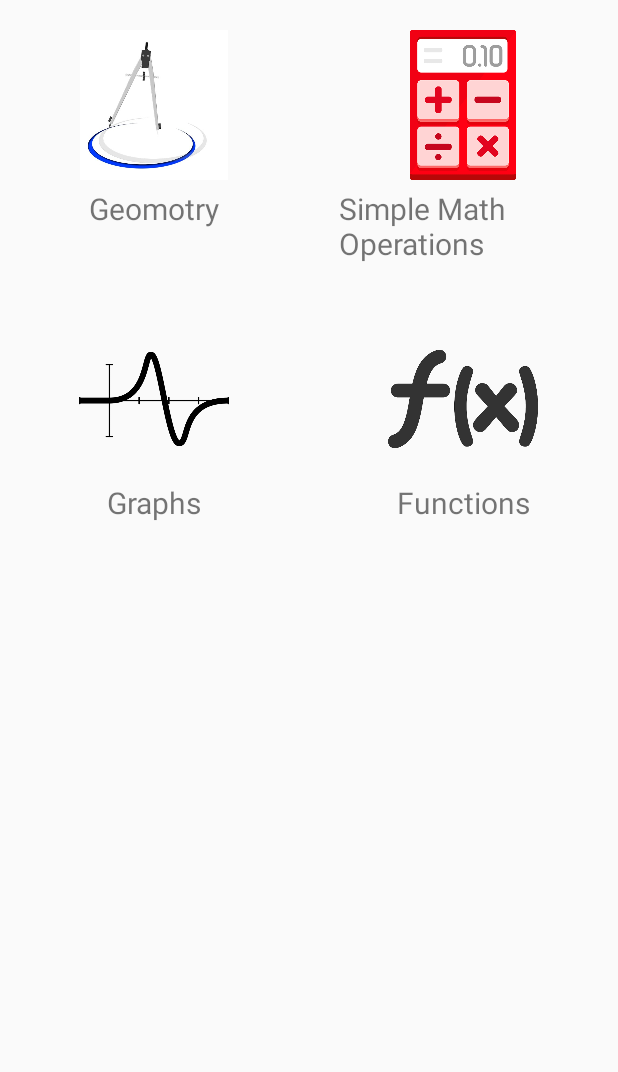
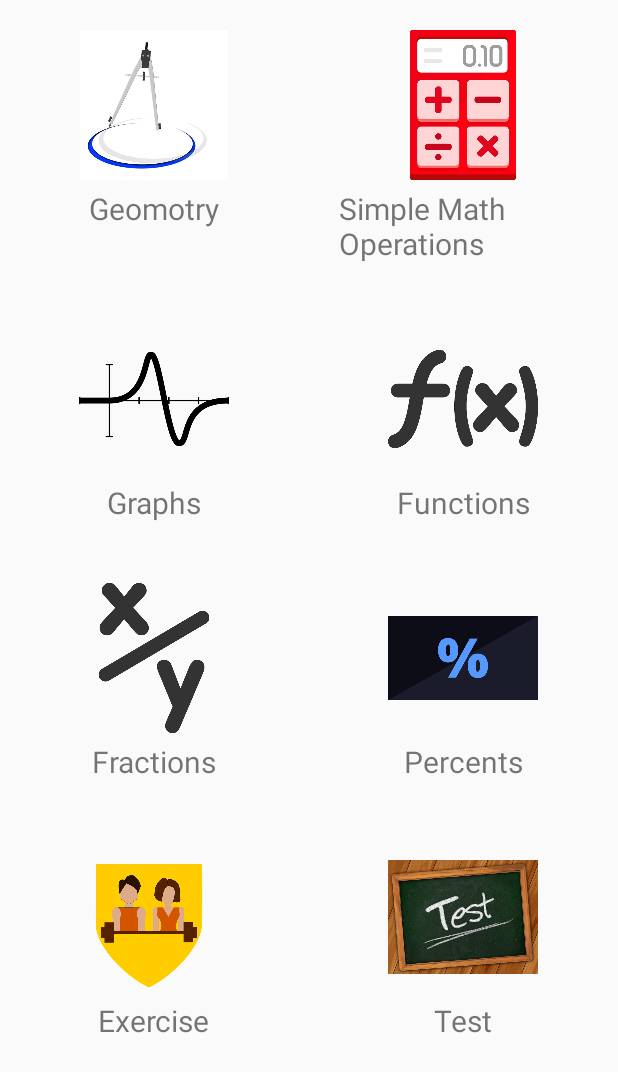
Before and after one commit to Cpt-Aramus/Math_Made_Simple, an Android app: the MainMenu screen opened directly, with no data from a screen before it, on a phone screen of 412 x 824 dp. Shown: the top 1072 px of the screen. Run offline under Robolectric (Android 15) with nearby library versions, the phone set to English and light mode, and no system bars.

Commit message:
Commit 4 - Added 4 more topics to MainMenu.java

```diff
--- a/app/src/main/java/MainMenu/MainMenu.java
+++ b/app/src/main/java/MainMenu/MainMenu.java
@@ -14,9 +14,9 @@ public class MainMenu extends AppCompatActivity {
 
     GridView gridViewMainMenu;
 
-    String[] itemsMainMenu = {"Geomotry", "Simple Math Operations", "Graphs", "Functions"};
+    String[] itemsMainMenu = {"Geomotry", "Simple Math Operations", "Graphs", "Functions", "Fractions", "Percents", "Exercise", "Test"};
 
-    int[] pictureItemsMainMenuIDs = {R.drawable.logo_geometry, R.drawable.logo_simple_math_operations,R.drawable.logo_graphs, R.drawable.logo_functions};
+    int[] pictureItemsMainMenuIDs = {R.drawable.logo_geometry, R.drawable.logo_simple_math_operations,R.drawable.logo_graphs, R.drawable.logo_functions, R.drawable.logo_fractions, R.drawable.logo_percents, R.drawable.logo_exercise, R.drawable.logo_test};
 
     @Override
     protected void onCreate(Bundle savedInstanceState) {
--- a/app/src/main/res/layout/activity_introduction3.xml
+++ b/app/src/main/res/layout/activity_introduction3.xml
@@ -47,7 +47,7 @@
         android:layout_width="wrap_content"
         android:layout_height="wrap_content"
         android:layout_marginBottom="52dp"
-        android:text="Button"
+        android:text="Main Menu"
         app:layout_constraintBottom_toBottomOf="parent"
         app:layout_constraintEnd_toEndOf="parent"
         app:layout_constraintStart_toStartOf="parent" />
```
Also changed, not shown: app/src/main/res/drawable/logo_exercise.png (added), app/src/main/res/drawable/logo_fractions.png (added), app/src/main/res/drawable/logo_percents.png (added), app/src/main/res/drawable/logo_test.jpg (added).
